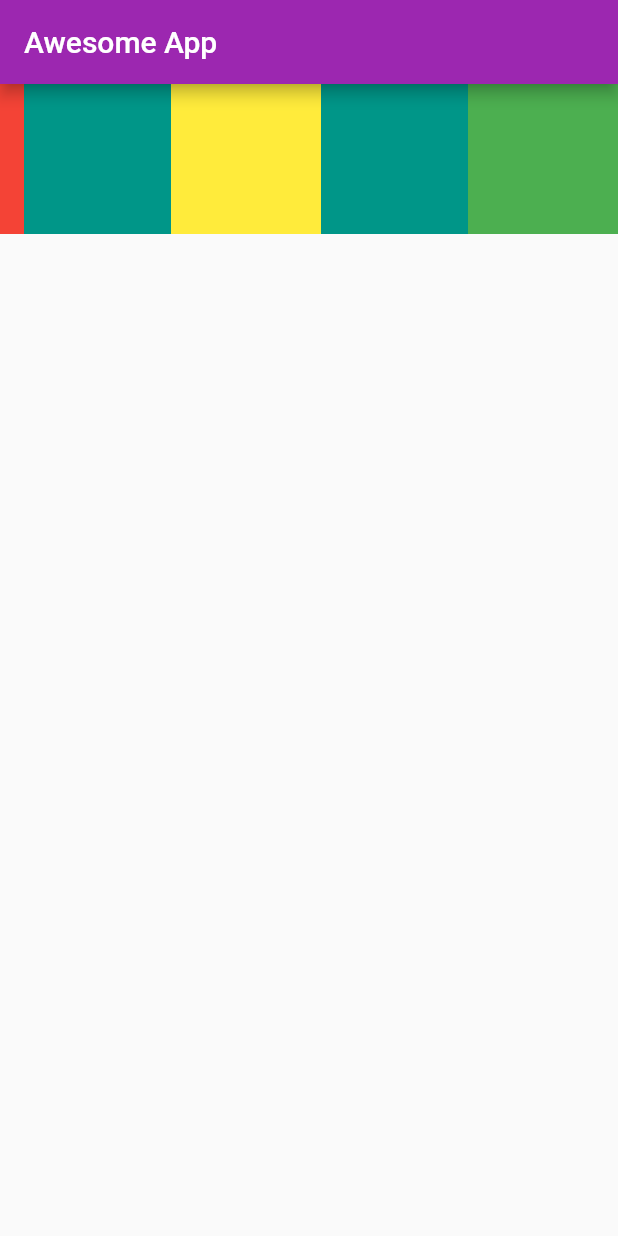
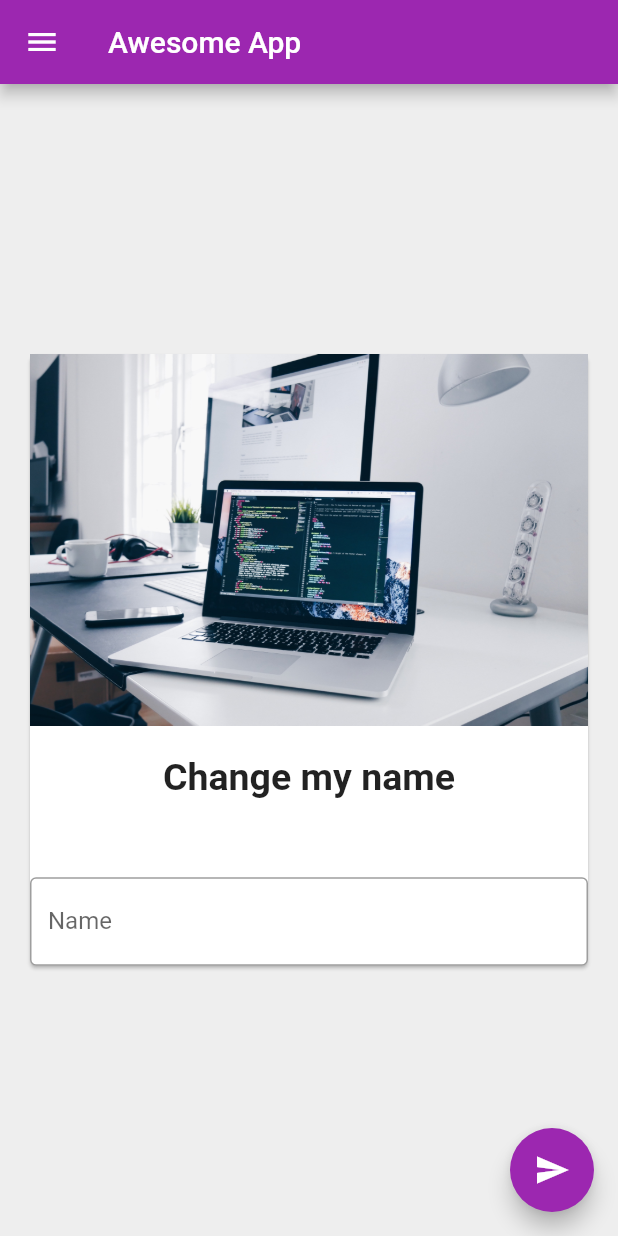
Before and after one commit to abdulragib/Awesome_App, a Flutter app: the screen it shows after launch, on a phone screen of 412 x 824 dp. Run offline on Flutter 3.47's test engine with Material 2 defaults, Android fonts, the phone set to English and light mode, and no system bars.

Commit message:
ch3 completed

```diff
--- a/lib/main.dart
+++ b/lib/main.dart
@@ -14,42 +14,90 @@ void main() {
   );
 }
 
-class Homepage extends StatelessWidget {
+class Homepage extends StatefulWidget {
+  @override
+  _HomepageState createState() => _HomepageState();
+}
+
+class _HomepageState extends State<Homepage> {
+  var myText = "Change my name";
+  TextEditingController _nameController =
+      TextEditingController(); // the value of the field
   @override
   Widget build(BuildContext context) {
     return Scaffold(
+      backgroundColor: Colors.grey[200],
       appBar: AppBar(
         title: Text("Awesome App"),
       ),
-      body: Container(
-        color: Colors.teal,
-        height: 100,
-        child: Row(
-          mainAxisAlignment: MainAxisAlignment.spaceBetween,
-          crossAxisAlignment: CrossAxisAlignment.stretch,
+      body: Center(
+        child: Padding(
+          padding: const EdgeInsets.all(16.0),
+          child: SingleChildScrollView(
+            child: Card(
+              child: Column(
+                children: <Widget>[
+                  Image.asset(
+                    "assets/christopher-gower-m_HRfLhgABo-unsplash.jpg",
+                  ),
+                  SizedBox(
+                    height: 20,
+                  ),
+                  Text(
+                    myText,
+                    style: TextStyle(fontSize: 25, fontWeight: FontWeight.bold),
+                  ),
+                  SizedBox(
+                    height: 20,
+                  ),
+                  Padding(padding: const EdgeInsets.all(16.0)),
+                  TextField(
+                    controller: _nameController,
+                    decoration: InputDecoration(
+                      hintText: "Enter some Text",
+                      labelText: "Name",
+                      border: OutlineInputBorder(),
+                    ),
+                  ),
+                ],
+              ),
+            ),
+          ),
+        ),
+      ),
+      drawer: Drawer(
+        child: ListView(
+          padding: const EdgeInsets.all(0),
           children: <Widget>[
-            Container(
-              padding: const EdgeInsets.all(8),
-              height: 100,
-              color: Colors.red,
-              alignment: Alignment.center,
+            UserAccountsDrawerHeader(
+              accountName: Text("Abdul Ragib"),
+              accountEmail: Text("abdulragib36@gmail.com"),
+              currentAccountPicture: CircleAvatar(
+                backgroundImage: NetworkImage(
+                    "https://instagram.fpat2-2.fna.fbcdn.net/v/t51.2885-19/s320x320/202275436_784096098917607_8868512262180276103_n.jpg?tp=1&_nc_ht=instagram.fpat2-2.fna.fbcdn.net&_nc_ohc=xO86ZQw4b20AX-GZNGF&edm=ABfd0MgBAAAA&ccb=7-4&oh=b42b5467f97eaf0c302d6e9de7d8edf6&oe=60D4CE54&_nc_sid=7bff83"),
+              ),
             ),
-            Container(
-              padding: const EdgeInsets.all(8),
-              width: 100,
-              height: 100,
-              color: Colors.yellow,
-              alignment: Alignment.center,
+            ListTile(
+              leading: Icon(Icons.person),
+              title: Text("Abdul Ragib"),
+              subtitle: Text("Developer"),
+              trailing: Icon(Icons.edit),
             ),
-            Container(
-              padding: const EdgeInsets.all(8),
-              width: 100,
-              height: 100,
-              color: Colors.green,
-              alignment: Alignment.center,
+            ListTile(
+              leading: Icon(Icons.mail),
+              title: Text("Email"),
+              subtitle: Text("abdulragib36@gmail.com"),
+              trailing: Icon(Icons.edit),
             ),
           ],
         ),
+      ),
+      floatingActionButton: FloatingActionButton(
+        onPressed: () {
+          myText = _nameController.text;
+          setState(() {});
+        },
+        child: Icon(Icons.send),
       ),
     );
   }
@@ -63,3 +111,8 @@ class Homepage extends StatelessWidget {
 
 //mainAxisAlignment: MainAxisAlignment.spaceBetween is used to give space between container.
 //mainAxisAlignment: MainAxisAlignment.spaceevenly is used to give equal space.
+
+//floatingActionButtonLocation: FloatingActionButtonLocation.endFloat used to locate the floating button,
+
+//State<Homepage> used to give current state of screen. ex- what is happening on the screen
+//if u are a human what is ur state like wheather ur sitting,walking,doing something is a state. everthing on ui is a state.
--- a/pubspec.yaml
+++ b/pubspec.yaml
@@ -49,6 +49,9 @@ flutter:
   #   - images/a_dot_burr.jpeg
   #   - images/a_dot_ham.jpeg
 
+  assets:
+  - assets/
+
   # An image asset can refer to one or more resolution-specific "variants", see
   # https://flutter.dev/assets-and-images/#resolution-aware.
 
```
Also changed, not shown: assets/christopher-gower-m_HRfLhgABo-unsplash.jpg (added), 1 other file.
